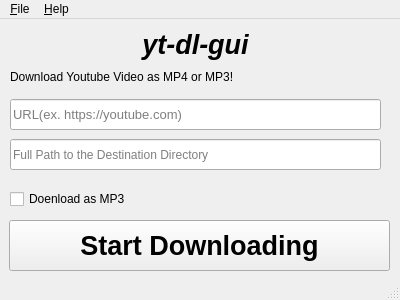
First picture: the form in yt-dl-gui/mainwindow.ui, repository kenryuS/yt-dl-gui, before the edit.
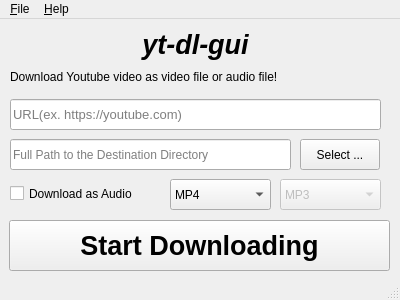
Second picture: the form after the edit.

Diff of the .ui file:
```diff
--- a/yt-dl-gui/mainwindow.ui
+++ b/yt-dl-gui/mainwindow.ui
@@ -10,6 +10,12 @@
     <height>300</height>
    </rect>
   </property>
+  <property name="sizePolicy">
+   <sizepolicy hsizetype="Fixed" vsizetype="Fixed">
+    <horstretch>0</horstretch>
+    <verstretch>0</verstretch>
+   </sizepolicy>
+  </property>
   <property name="minimumSize">
    <size>
     <width>400</width>
@@ -69,10 +75,13 @@
      <rect>
       <x>10</x>
       <y>120</y>
-      <width>371</width>
+      <width>281</width>
       <height>31</height>
      </rect>
     </property>
+    <property name="readOnly">
+     <bool>true</bool>
+    </property>
     <property name="placeholderText">
      <string>Full Path to the Destination Directory</string>
     </property>
@@ -110,22 +119,113 @@
      </rect>
     </property>
     <property name="text">
-     <string>Download Youtube Video as MP4 or MP3!</string>
+     <string>Download Youtube video as video file or audio file!</string>
     </property>
    </widget>
    <widget class="QCheckBox" name="checkBox">
     <property name="geometry">
      <rect>
       <x>10</x>
-      <y>170</y>
-      <width>371</width>
-      <height>20</height>
+      <y>159</y>
+      <width>151</width>
+      <height>31</height>
      </rect>
     </property>
     <property name="text">
-     <string>Doenload as MP3</string>
+     <string>Download as Audio</string>
     </property>
    </widget>
+   <widget class="QPushButton" name="destButtion">
+    <property name="geometry">
+     <rect>
+      <x>300</x>
+      <y>120</y>
+      <width>80</width>
+      <height>31</height>
+     </rect>
+    </property>
+    <property name="text">
+     <string>Select ...</string>
+    </property>
+   </widget>
+   <widget class="QComboBox" name="audioFileFormat">
+    <property name="enabled">
+     <bool>false</bool>
+    </property>
+    <property name="geometry">
+     <rect>
+      <x>280</x>
+      <y>160</y>
+      <width>101</width>
+      <height>31</height>
+     </rect>
+    </property>
+    <item>
+     <property name="text">
+      <string>MP3</string>
+     </property>
+    </item>
+    <item>
+     <property name="text">
+      <string>M4A</string>
+     </property>
+    </item>
+    <item>
+     <property name="text">
+      <string>AAC</string>
+     </property>
+    </item>
+    <item>
+     <property name="text">
+      <string>OPUS</string>
+     </property>
+    </item>
+    <item>
+     <property name="text">
+      <string>WAV</string>
+     </property>
+    </item>
+    <item>
+     <property name="text">
+      <string>webm</string>
+     </property>
+    </item>
+   </widget>
+   <widget class="QComboBox" name="videoFileFormat">
+    <property name="geometry">
+     <rect>
+      <x>170</x>
+      <y>160</y>
+      <width>101</width>
+      <height>31</height>
+     </rect>
+    </property>
+    <item>
+     <property name="text">
+      <string>MP4</string>
+     </property>
+    </item>
+    <item>
+     <property name="text">
+      <string>MKV</string>
+     </property>
+    </item>
+    <item>
+     <property name="text">
+      <string>OGG</string>
+     </property>
+    </item>
+    <item>
+     <property name="text">
+      <string>AVI</string>
+     </property>
+    </item>
+    <item>
+     <property name="text">
+      <string>WEBM</string>
+     </property>
+    </item>
+   </widget>
   </widget>
   <widget class="QMenuBar" name="menubar">
    <property name="geometry">
```
Left out of the diff: 50 changed lines with no effect on the pictures.
